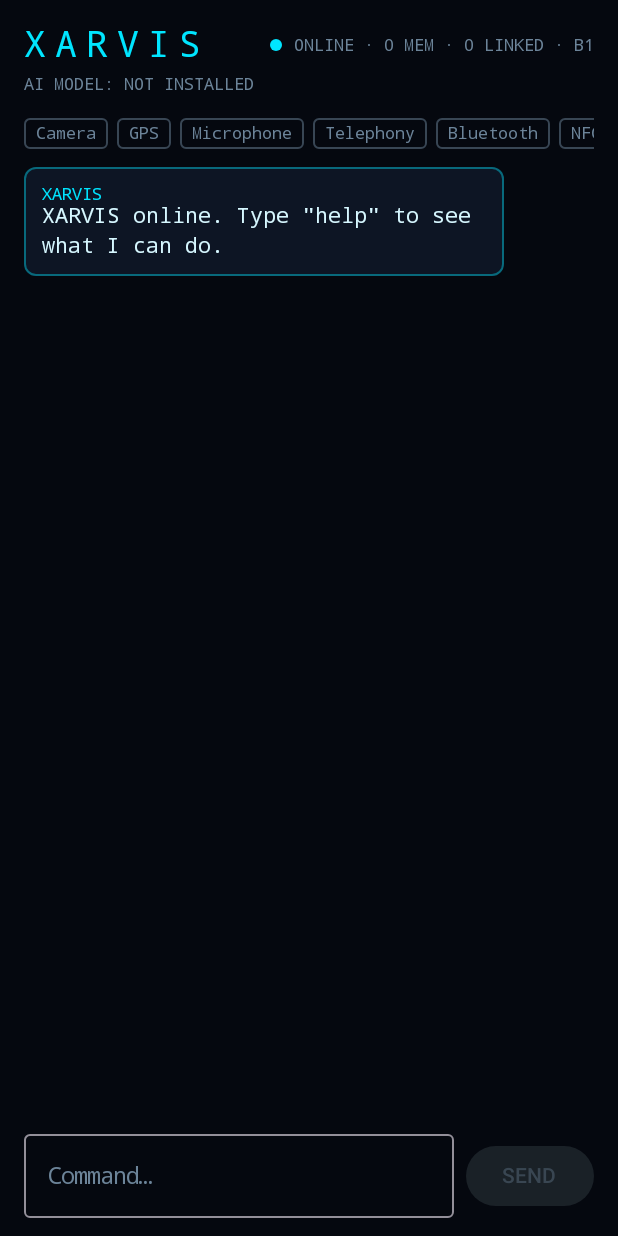
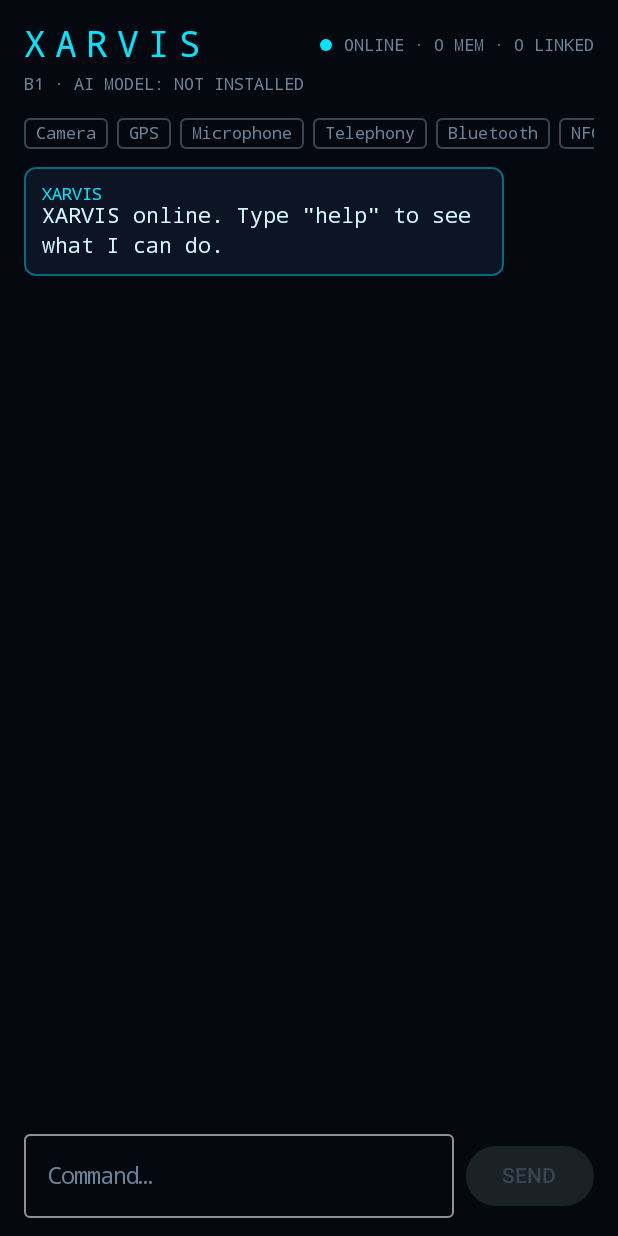
Before and after one commit to rexraja89-oss/XARVISS, an Android app built with Jetpack Compose: the composable XarvisScreen shown on its own in the app's theme, on a phone screen of 412 x 824 dp. Run offline under Robolectric (Android 15) with nearby library versions, the phone set to English and light mode, and no system bars; network calls fail.

Commit message:
Show the build number where it can't be cut off
It sat at the end of the long ONLINE line, which is clipped on narrow
screens; it now starts the AI MODEL line.

Co-Authored-By: Claude Opus 5.5 <noreply@anthropic.com>
Claude-Session: https://claude.ai/code/session_01W4v3h3wLdWxNYXf4gfZBCN

```diff
--- a/app/src/main/java/com/xarvis/ai/ui/XarvisScreen.kt
+++ b/app/src/main/java/com/xarvis/ai/ui/XarvisScreen.kt
@@ -115,7 +115,7 @@ private fun Header(isProcessing: Boolean, memoryCount: Int, linkedCount: Int, ll
             } else {
                 Box(Modifier.size(8.dp).background(XarvisCyan, CircleShape))
                 Spacer(Modifier.size(8.dp))
-                Text("ONLINE · $memoryCount MEM · $linkedCount LINKED · B${com.xarvis.ai.BuildConfig.VERSION_CODE}", style = MaterialTheme.typography.labelSmall, color = XarvisMuted)
+                Text("ONLINE · $memoryCount MEM · $linkedCount LINKED", style = MaterialTheme.typography.labelSmall, color = XarvisMuted)
             }
         }
         val (label, color) = when (llmStatus) {
@@ -124,7 +124,11 @@ private fun Header(isProcessing: Boolean, memoryCount: Int, linkedCount: Int, ll
             is LlmStatus.Ready -> "AI MODEL: GEMMA 4 E2B · ${llmStatus.backend} · ON-DEVICE" to XarvisCyan
             is LlmStatus.Failed -> "AI MODEL: FAILED TO LOAD" to MaterialTheme.colorScheme.error
         }
-        Text(label, style = MaterialTheme.typography.labelSmall, color = color, modifier = Modifier.padding(top = 6.dp))
+        // The build number leads this line so it is never cut off; it shows which update is installed.
+        Text(
+            "B${com.xarvis.ai.BuildConfig.VERSION_CODE} · $label", style = MaterialTheme.typography.labelSmall, color = color,
+            modifier = Modifier.padding(top = 6.dp),
+        )
     }
 }
 
```
Also changed, not shown: 1 other file.
